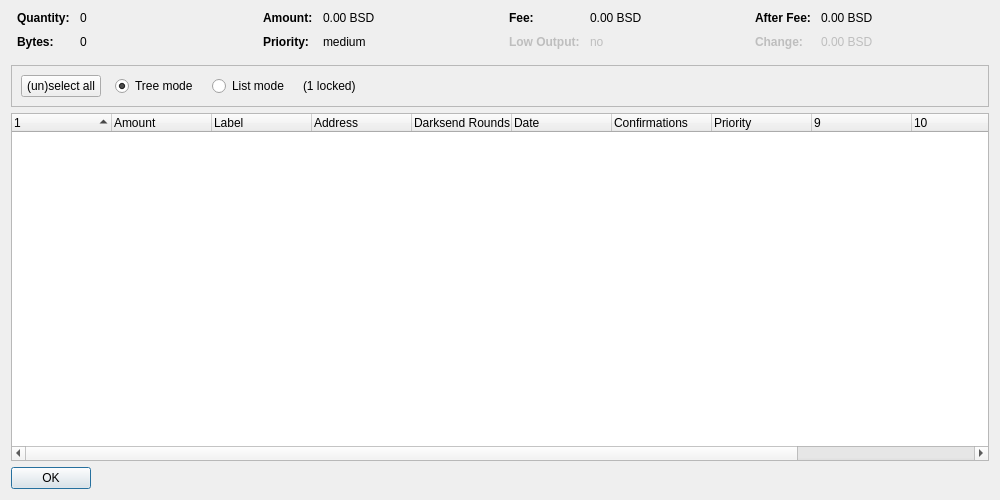
Old version of the form src/qt/forms/coincontroldialog.ui in the repository LIMXTEC/BitSend.
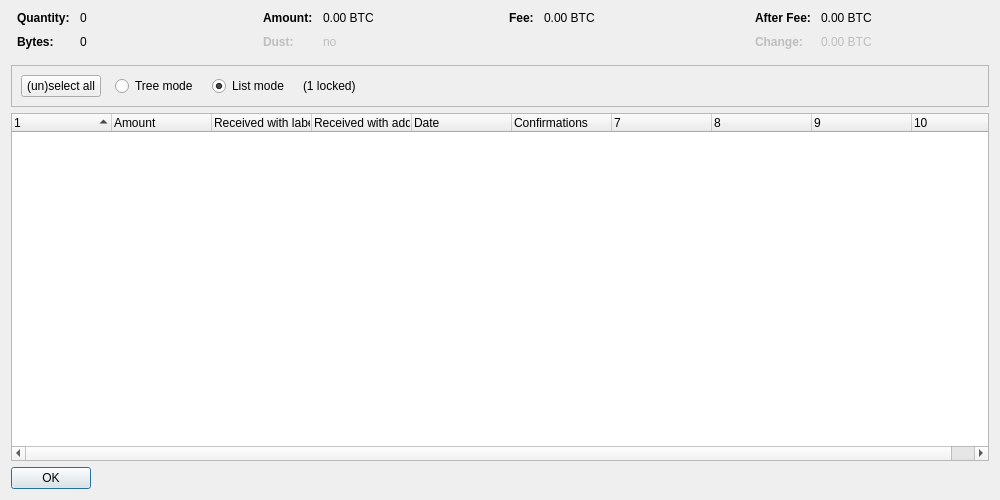
New version of the form. Custom widgets are drawn as their Qt base class.

Diff of the .ui file:
```diff
--- a/src/qt/forms/coincontroldialog.ui
+++ b/src/qt/forms/coincontroldialog.ui
@@ -132,7 +132,7 @@
           <enum>Qt::ActionsContextMenu</enum>
          </property>
          <property name="text">
-          <string notr="true">0.00 BSD</string>
+          <string notr="true">0.00 BTC</string>
          </property>
          <property name="textInteractionFlags">
           <set>Qt::LinksAccessibleByMouse|Qt::TextSelectableByKeyboard|Qt::TextSelectableByMouse</set>
@@ -140,7 +140,10 @@
         </widget>
        </item>
        <item row="1" column="0">
-        <widget class="QLabel" name="labelCoinControlPriorityText">
+        <widget class="QLabel" name="labelCoinControlLowOutputText">
+         <property name="enabled">
+          <bool>false</bool>
+         </property>
          <property name="font">
           <font>
            <weight>75</weight>
@@ -148,12 +151,15 @@
           </font>
          </property>
          <property name="text">
-          <string>Priority:</string>
+          <string>Dust:</string>
          </property>
         </widget>
        </item>
        <item row="1" column="1">
-        <widget class="QLabel" name="labelCoinControlPriority">
+        <widget class="QLabel" name="labelCoinControlLowOutput">
+         <property name="enabled">
+          <bool>false</bool>
+         </property>
          <property name="cursor">
           <cursorShape>IBeamCursor</cursorShape>
          </property>
@@ -161,7 +167,7 @@
           <enum>Qt::ActionsContextMenu</enum>
          </property>
          <property name="text">
-          <string>medium</string>
+          <string notr="true">no</string>
          </property>
          <property name="textInteractionFlags">
           <set>Qt::LinksAccessibleByMouse|Qt::TextSelectableByKeyboard|Qt::TextSelectableByMouse</set>
@@ -206,42 +212,7 @@
           <enum>Qt::ActionsContextMenu</enum>
          </property>
          <property name="text">
-          <string notr="true">0.00 BSD</string>
-         </property>
-         <property name="textInteractionFlags">
-          <set>Qt::LinksAccessibleByMouse|Qt::TextSelectableByKeyboard|Qt::TextSelectableByMouse</set>
-         </property>
-        </widget>
-       </item>
-       <item row="1" column="0">
-        <widget class="QLabel" name="labelCoinControlLowOutputText">
-         <property name="enabled">
-          <bool>false</bool>
-         </property>
-         <property name="font">
-          <font>
-           <weight>75</weight>
-           <bold>true</bold>
-          </font>
-         </property>
-         <property name="text">
-          <string>Low Output:</string>
-         </property>
-        </widget>
-       </item>
-       <item row="1" column="1">
-        <widget class="QLabel" name="labelCoinControlLowOutput">
-         <property name="enabled">
-          <bool>false</bool>
-         </property>
-         <property name="cursor">
-          <cursorShape>IBeamCursor</cursorShape>
-         </property>
-         <property name="contextMenuPolicy">
-          <enum>Qt::ActionsContextMenu</enum>
-         </property>
-         <property name="text">
-          <string>no</string>
+          <string notr="true">0.00 BTC</string>
          </property>
          <property name="textInteractionFlags">
           <set>Qt::LinksAccessibleByMouse|Qt::TextSelectableByKeyboard|Qt::TextSelectableByMouse</set>
@@ -286,7 +257,7 @@
           <enum>Qt::ActionsContextMenu</enum>
          </property>
          <property name="text">
-          <string notr="true">0.00 BSD</string>
+          <string notr="true">0.00 BTC</string>
          </property>
          <property name="textInteractionFlags">
           <set>Qt::LinksAccessibleByMouse|Qt::TextSelectableByKeyboard|Qt::TextSelectableByMouse</set>
@@ -321,7 +292,7 @@
           <enum>Qt::ActionsContextMenu</enum>
          </property>
          <property name="text">
-          <string notr="true">0.00 BSD</string>
+          <string notr="true">0.00 BTC</string>
          </property>
          <property name="textInteractionFlags">
           <set>Qt::LinksAccessibleByMouse|Qt::TextSelectableByKeyboard|Qt::TextSelectableByMouse</set>
@@ -376,9 +347,6 @@
           <property name="text">
            <string>Tree mode</string>
           </property>
-          <property name="checked">
-           <bool>true</bool>
-          </property>
          </widget>
         </item>
         <item>
@@ -392,6 +360,9 @@
           <property name="text">
            <string>List mode</string>
           </property>
+          <property name="checked">
+           <bool>true</bool>
+          </property>
          </widget>
         </item>
         <item>
@@ -428,7 +399,7 @@
       <bool>false</bool>
      </property>
      <property name="columnCount">
-      <number>12</number>
+      <number>10</number>
      </property>
      <attribute name="headerShowSortIndicator" stdset="0">
       <bool>true</bool>
@@ -448,17 +419,12 @@
      </column>
      <column>
       <property name="text">
-       <string>Label</string>
+       <string>Received with label</string>
       </property>
      </column>
      <column>
       <property name="text">
-       <string>Address</string>
-      </property>
-     </column>
-     <column>
-      <property name="text">
-       <string>Darksend Rounds</string>
+       <string>Received with address</string>
       </property>
      </column>
      <column>
@@ -474,16 +440,6 @@
        <string>Confirmed</string>
       </property>
      </column>
-     <column>
-      <property name="text">
-       <string>Priority</string>
-      </property>
-     </column>
-     <column>
-      <property name="text">
-       <string/>
-      </property>
-     </column>
      <column>
       <property name="text">
        <string/>
```
Left out of the diff: 7 changed lines with no effect on the pictures.
